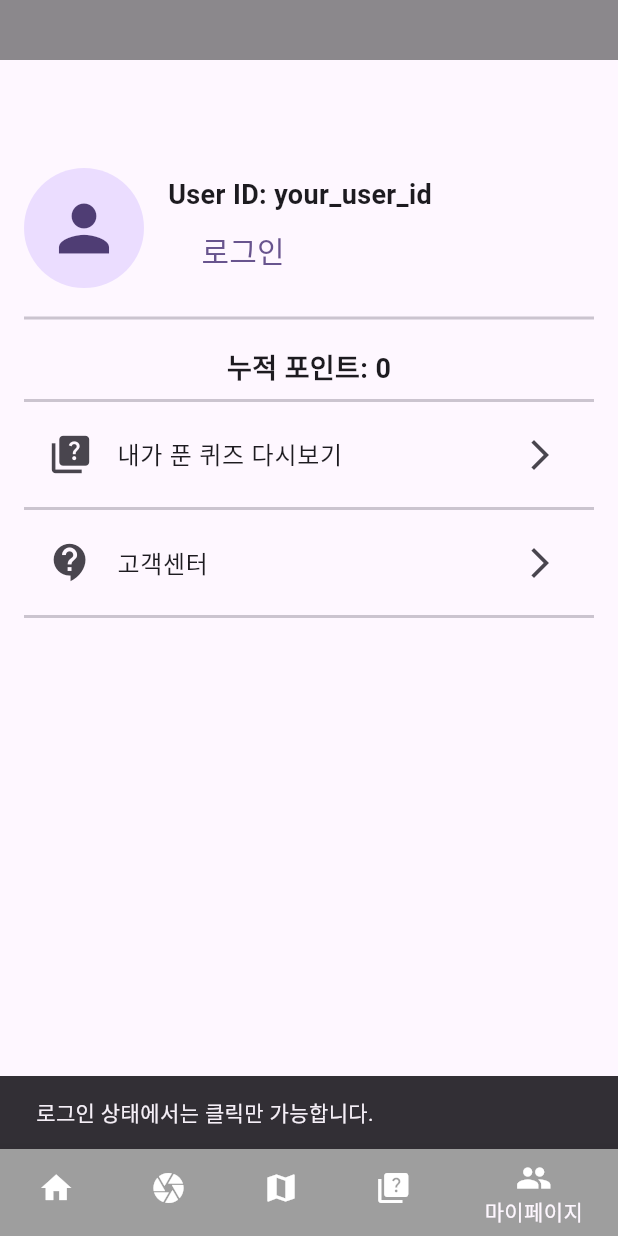
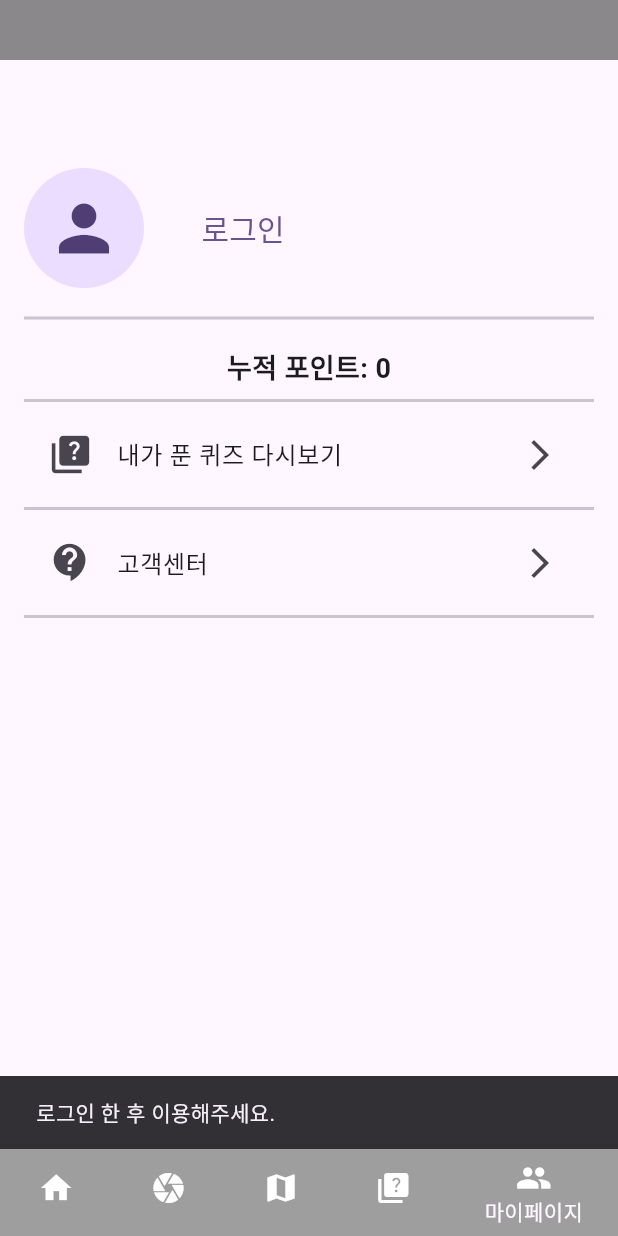
Before and after one commit to Melonzui/ecoBinSummerProj, a Flutter app: the screen it shows after launch, item 5 of the bottom bar chosen, after a tap on "내가 푼 퀴즈 다시보기", on a phone screen of 412 x 824 dp. Run offline on Flutter 3.47's test engine with Material 3 defaults, Android fonts, the phone set to English and light mode, and no system bars; our stand-ins replace auto_size_text, camera, cloud_firestore, firebase_auth, firebase_core, fluttertoast and 3 more; missing offline and left inert: tflite_flutter; accounts and stored records are empty.

Commit message:
my_page ui update

```diff
--- a/ecobinproj/lib/page/my_page.dart
+++ b/ecobinproj/lib/page/my_page.dart
@@ -2,6 +2,7 @@ import 'package:ecobinproj/data/sharedpreference/auth_sf.dart';
 import 'package:ecobinproj/page/auth/login_page.dart';
 import 'package:ecobinproj/services/auth/auth_services.dart';
 import 'package:ecobinproj/services/firebase/firestore_database.dart';
+import 'package:firebase_auth/firebase_auth.dart';
 import 'package:flutter/material.dart';
 
 class MyPage extends StatefulWidget {
@@ -15,8 +16,9 @@ class _MyPage extends State<MyPage> {
   bool _isSignedIn = false;
   int userPoint = 0;
   AuthService authService = AuthService();
-  DatabaseService firebaseDatabase = DatabaseService(uid: 'your_user_id'); // 유저 ID를 제공해야 합니다.
+  DatabaseService? firebaseDatabase; // 유저 ID를 제공해야 합니다.
   bool _isLoading = true; // 로딩 상태 변수
+  String? userEmail;
 
   @override
   void initState() {
@@ -30,6 +32,13 @@ class _MyPage extends State<MyPage> {
       if (value != null) {
         setState(() {
           _isSignedIn = value;
+          if (_isSignedIn) {
+            var currentUser = FirebaseAuth.instance.currentUser;
+            if (currentUser != null) {
+              firebaseDatabase = DatabaseService(uid: currentUser.uid);
+              userEmail = currentUser.email; // 현재 사용자의 이메일을 저장합니다.
+            }
+          }
         });
         if (_isSignedIn) {
           // 로그인된 경우에만 포인트를 가져옵니다.
@@ -47,7 +56,7 @@ class _MyPage extends State<MyPage> {
 
   Future<void> fetchUserPoint() async {
     try {
-      int point = await firebaseDatabase.getPoint();
+      int point = await firebaseDatabase!.getPoint();
       setState(() {
         userPoint = point;
       });
@@ -75,14 +84,15 @@ class _MyPage extends State<MyPage> {
                 ),
                 SizedBox(width: 16),
                 Expanded(
-                  child: Column(
-                    crossAxisAlignment: CrossAxisAlignment.start,
+                  child: Row(
                     children: [
-                      Text(
-                        'User ID: ${firebaseDatabase.uid}', // 사용자 아이디 표시
-                        style: TextStyle(fontSize: 18, fontWeight: FontWeight.bold),
-                      ),
-                      SizedBox(height: 4),
+                      if (_isSignedIn) // 로그인된 경우에만 사용자 이메일을 표시
+                        Expanded(
+                          child: Text(
+                            userEmail ?? '', // 사용자 이메일 표시
+                            style: TextStyle(fontSize: 18, fontWeight: FontWeight.bold),
+                          ),
+                        ),
                       TextButton(
                         onPressed: _isSignedIn
                             ? () async {
@@ -133,7 +143,7 @@ class _MyPage extends State<MyPage> {
               onTap: () {
                 if (!_isSignedIn) {
                   ScaffoldMessenger.of(context).showSnackBar(
-                    SnackBar(content: Text('로그인 상태에서는 클릭만 가능합니다.')),
+                    SnackBar(content: Text('로그인 한 후 이용해주세요.')),
                   );
                 } else {
                   ScaffoldMessenger.of(context).showSnackBar(
@@ -159,5 +169,4 @@ class _MyPage extends State<MyPage> {
       ),
     );
   }
-
 }
```
